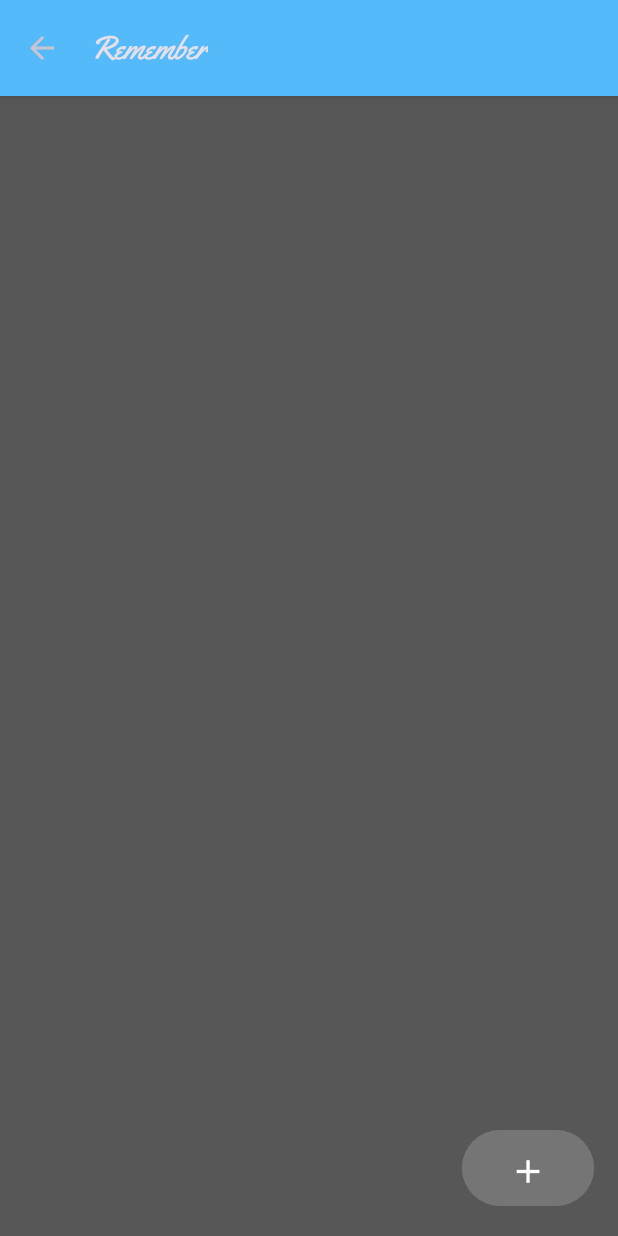
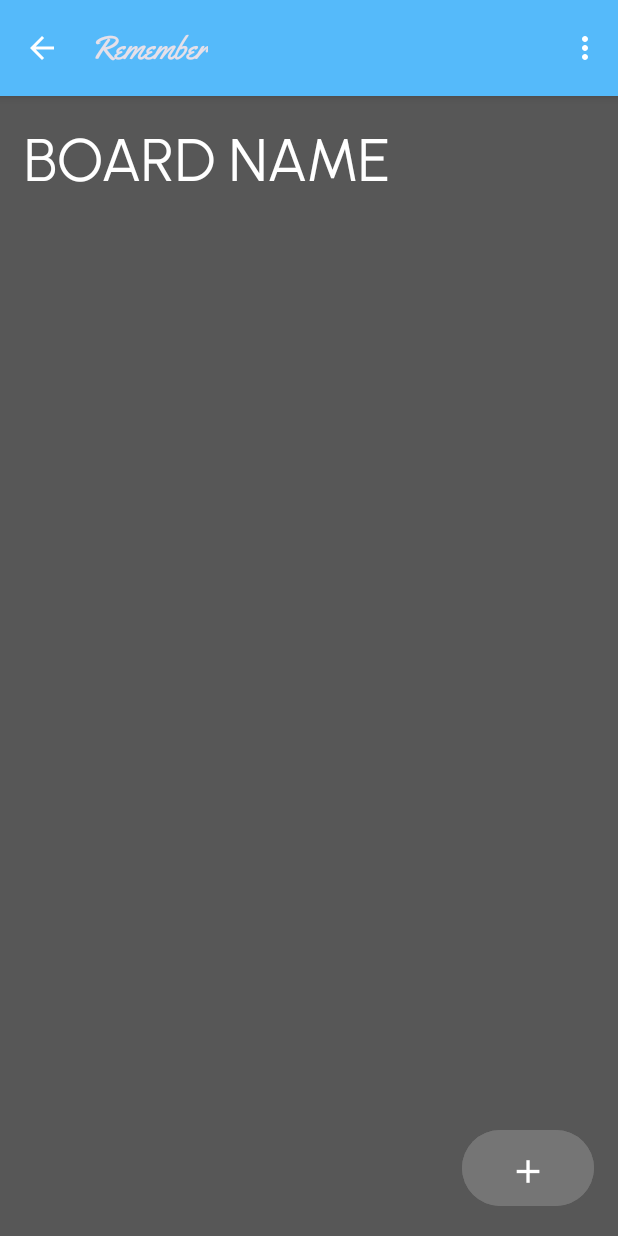
Before and after one commit to miloszkryzia1/android-remember-app, an Android app: the BoardActivity screen opened directly, with no data from a screen before it, on a phone screen of 412 x 824 dp. Run offline under Robolectric (Android 15) with nearby library versions, the phone set to English and light mode, and no system bars; 3 statements that could not run were skipped.

Commit message:
add dropdown menu with edit labels button to board page

```diff
--- a/app/src/main/java/com/example/trellocloneapp/BoardActivity.kt
+++ b/app/src/main/java/com/example/trellocloneapp/BoardActivity.kt
@@ -4,8 +4,10 @@ import android.content.Intent
 import android.content.res.ColorStateList
 import androidx.appcompat.app.AppCompatActivity
 import android.os.Bundle
+import android.view.Menu
 import android.view.MenuItem
 import android.widget.Button
+import android.widget.PopupMenu
 import android.widget.TextView
 import androidx.recyclerview.widget.LinearLayoutManager
 import androidx.recyclerview.widget.RecyclerView
@@ -30,7 +32,7 @@ class BoardActivity : AppCompatActivity() {
 
         //set board name
         val nameTxtView = findViewById<TextView>(R.id.name)
-        nameTxtView.text = intent.extras?.getString("boardName")
+        nameTxtView.text = board.name
 
         //Get board's task list
         val taskList = board.tasks
@@ -38,30 +40,28 @@ class BoardActivity : AppCompatActivity() {
         //Button func
         val btn = findViewById<Button>(R.id.addTaskButton)
         btn.setOnClickListener {
-            //TODO IMPLEMENT - ADD CREATE NEW TASK SCREEN
+            intent = Intent(this, NewTaskActivity::class.java)
+            intent.putExtra("boardId", board.id) //pass board ID to then retrieve label list
+            startActivity(intent)
         }
 
         val recView = findViewById<RecyclerView>(R.id.tasksRecView)
         recView.layoutManager = LinearLayoutManager(this, LinearLayoutManager.VERTICAL, false)
 
-        //TODO: TEMP LIST FOR TESTING
-        taskList.addAll(
-            listOf(
-                TaskModel("chuj" ,"chuj", LabelModel("testlabel", R.color.white)),
-                TaskModel("chuj" ,"chuj", LabelModel("testlabel", R.color.white)),
-                TaskModel("chuj" ,"chuj", LabelModel("testlabel", R.color.white)),
-                TaskModel("chuj" ,"chuj", LabelModel("testlabel", R.color.white)))
-        )
-
-        recView.adapter = TaskListAdapter(taskList)
+        //TODO: ADD LIST AND ADAPTER FOR TASKS
 
     }
 
     override fun onOptionsItemSelected(item: MenuItem): Boolean {
-        //TODO: ADD MENU TO EDIT LABELS
+        //TODO: ADD MENU ITEM TO EDIT LABELS
 
         intent = Intent(this, BoardsListActivity::class.java)
         startActivity(intent)
+        return true
+    }
+
+    override fun onCreateOptionsMenu(menu: Menu?): Boolean {
+        menuInflater.inflate(R.menu.edit_labels_menu, menu)
         return true
     }
 
--- a/app/src/main/java/com/example/trellocloneapp/MainActivity.kt
+++ b/app/src/main/java/com/example/trellocloneapp/MainActivity.kt
@@ -3,6 +3,7 @@ package com.example.trellocloneapp
 import android.content.Intent
 import androidx.appcompat.app.AppCompatActivity
 import android.os.Bundle
+import android.view.Menu
 import android.view.MenuItem
 import android.widget.Button
 import androidx.appcompat.app.ActionBarDrawerToggle
@@ -74,4 +75,5 @@ class MainActivity : AppCompatActivity() {
         intent.putExtra("previous", "main")
         startActivity(intent)
     }
+
 }
--- a/app/src/main/java/com/example/trellocloneapp/NewBoardActivity.kt
+++ b/app/src/main/java/com/example/trellocloneapp/NewBoardActivity.kt
@@ -52,7 +52,6 @@ class NewBoardActivity : AppCompatActivity() {
     }
 
     private fun cancelButtonPressed() {
-        //TODO: ADD MORE PAGES TO GO BACK TO AS NEEDED
         when (intent.extras?.getString("previous")) {
             "main" -> {
                 intent = Intent(this, MainActivity::class.java)
@@ -96,7 +95,6 @@ class NewBoardActivity : AppCompatActivity() {
     }
 
     override fun onOptionsItemSelected(item: MenuItem): Boolean {
-        //TODO: ADD MORE PAGES TO GO BACK TO AS NEEDED
         when (intent.extras?.getString("previous")) {
             "main" -> {
                 intent = Intent(this, MainActivity::class.java)
--- a/app/src/main/java/com/example/trellocloneapp/NewTaskActivity.kt
+++ b/app/src/main/java/com/example/trellocloneapp/NewTaskActivity.kt
@@ -1,11 +1,39 @@
 package com.example.trellocloneapp
 
+import android.content.Intent
 import androidx.appcompat.app.AppCompatActivity
 import android.os.Bundle
+import android.view.MenuItem
+import android.widget.Button
+import com.example.trellocloneapp.models.BoardModel
 
 class NewTaskActivity : AppCompatActivity() {
+
+    var board: BoardModel? = null
     override fun onCreate(savedInstanceState: Bundle?) {
         super.onCreate(savedInstanceState)
         setContentView(R.layout.activity_new_task)
+
+        supportActionBar?.setDisplayHomeAsUpEnabled(true)
+
+        //TODO: ADD ALL LOGIC
+
+        //GET BOARD
+        board = MainActivity.boardList.find { it.id == intent.extras?.getInt("boardId") }
+
+        //cancel button func
+        val cancelBtn = findViewById<Button>(R.id.cancelButton)
+        cancelBtn.setOnClickListener{
+            intent = Intent(this, BoardActivity::class.java)
+            intent.putExtra("boardId", board?.id)
+            startActivity(intent)
+        }
+    }
+
+    override fun onOptionsItemSelected(item: MenuItem): Boolean {
+        intent = Intent(this, BoardActivity::class.java)
+        intent.putExtra("boardId", board?.id)
+        startActivity(intent)
+        return true
     }
 }
--- /dev/null
+++ b/app/src/main/res/drawable/arrow_back.xml
@@ -0,0 +1,5 @@
+<vector android:autoMirrored="true" android:height="24dp"
+    android:tint="#FFFFFF" android:viewportHeight="24"
+    android:viewportWidth="24" android:width="24dp" xmlns:android="http://schemas.android.com/apk/res/android">
+    <path android:fillColor="@android:color/white" android:pathData="M20,11H7.83l5.59,-5.59L12,4l-8,8 8,8 1.41,-1.41L7.83,13H20v-2z"/>
+</vector>
--- a/app/src/main/res/layout/activity_new_task.xml
+++ b/app/src/main/res/layout/activity_new_task.xml
@@ -50,7 +50,7 @@
         app:layout_constraintStart_toStartOf="@+id/editTextTaskName"
         app:layout_constraintTop_toBottomOf="@+id/editTextTaskName" />
 
-    <!-- TODO: FORMAT SPINNER -->
+    <!-- TODO: FORMAT SPINNER, ADD ADAPTER -->
     <Spinner
         android:id="@+id/labelPickerSpinner"
         android:layout_width="wrap_content"
--- /dev/null
+++ b/app/src/main/res/menu/edit_labels_menu.xml
@@ -0,0 +1,5 @@
+<?xml version="1.0" encoding="utf-8"?>
+<menu xmlns:android="http://schemas.android.com/apk/res/android">
+    <item android:title="Edit Labels"
+        android:id="@+id/editLblsItem"/>
+</menu>
--- a/app/src/main/res/values/board_page_themes.xml
+++ b/app/src/main/res/values/board_page_themes.xml
@@ -1,69 +1,49 @@
 <?xml version="1.0" encoding="utf-8"?>
 <resources>
 
-    <style name="BoardPageTheme1" parent="Base.Theme.TrelloCloneApp">
+    <style name="BoardPageTheme1" parent="Theme.TrelloCloneApp">
         <item name="actionBarTheme">@style/customActionBarTheme1</item>
         <item name="android:statusBarColor">@color/brdColor1</item>
-        <item name="titleTextColor">@color/white</item>
-        <item name="drawerArrowStyle">@style/drawerArrowStyleWhite</item>
     </style>
 
-    <style name="BoardPageTheme2" parent="Base.Theme.TrelloCloneApp">
+    <style name="BoardPageTheme2" parent="Theme.TrelloCloneApp">
         <item name="actionBarTheme">@style/customActionBarTheme2</item>
         <item name="android:statusBarColor">@color/brdColor2</item>
-        <item name="titleTextColor">@color/brdColor2</item>
-        <item name="drawerArrowStyle">@style/drawerArrowStyleWhite</item>
     </style>
 
-    <style name="BoardPageTheme3" parent="Base.Theme.TrelloCloneApp">
+    <style name="BoardPageTheme3" parent="Theme.TrelloCloneApp">
         <item name="actionBarTheme">@style/customActionBarTheme3</item>
         <item name="android:statusBarColor">@color/brdColor3</item>
-        <item name="titleTextColor">@color/white</item>
-        <item name="drawerArrowStyle">@style/drawerArrowStyleWhite</item>
     </style>
 
-    <style name="BoardPageTheme4" parent="Base.Theme.TrelloCloneApp">
+    <style name="BoardPageTheme4" parent="Theme.TrelloCloneApp">
         <item name="actionBarTheme">@style/customActionBarTheme4</item>
         <item name="android:statusBarColor">@color/brdColor4</item>
-        <item name="titleTextColor">@color/white</item>
-        <item name="drawerArrowStyle">@style/drawerArrowStyleWhite</item>
     </style>
 
-    <style name="BoardPageTheme5" parent="Base.Theme.TrelloCloneApp">
+    <style name="BoardPageTheme5" parent="Theme.TrelloCloneApp">
         <item name="actionBarTheme">@style/customActionBarTheme5</item>
         <item name="android:statusBarColor">@color/brdColor5</item>
-        <item name="titleTextColor">@color/white</item>
-        <item name="drawerArrowStyle">@style/drawerArrowStyleWhite</item>
     </style>
 
-    <style name="customActionBarTheme1">
+    <style name="customActionBarTheme1" parent="customActionBarTheme">
         <item name="android:background">@color/brdColor1</item>
-        <item name="android:textColorPrimary">@color/black</item>
-        <item name="fontFamily">@font/yellowtail</item>
     </style>
 
-    <style name="customActionBarTheme2">
+    <style name="customActionBarTheme2" parent="customActionBarTheme">
         <item name="android:background">@color/brdColor2</item>
-        <item name="android:textColorPrimary">@color/black</item>
-        <item name="fontFamily">@font/yellowtail</item>
     </style>
 
-    <style name="customActionBarTheme3">
+    <style name="customActionBarTheme3" parent="customActionBarTheme">
         <item name="android:background">@color/brdColor3</item>
-        <item name="android:textColorPrimary">@color/black</item>
-        <item name="fontFamily">@font/yellowtail</item>
     </style>
 
-    <style name="customActionBarTheme4">
+    <style name="customActionBarTheme4" parent="customActionBarTheme">
         <item name="android:background">@color/brdColor4</item>
-        <item name="android:textColorPrimary">@color/black</item>
-        <item name="fontFamily">@font/yellowtail</item>
     </style>
 
-    <style name="customActionBarTheme5">
+    <style name="customActionBarTheme5" parent="customActionBarTheme">
         <item name="android:background">@color/brdColor5</item>
-        <item name="android:textColorPrimary">@color/black</item>
-        <item name="fontFamily">@font/yellowtail</item>
     </style>
 
 </resources>
--- a/app/src/main/res/values/themes.xml
+++ b/app/src/main/res/values/themes.xml
@@ -7,10 +7,13 @@
 
     <style name="Theme.TrelloCloneApp" parent="Base.Theme.TrelloCloneApp">
         <item name="actionBarTheme">@style/customActionBarTheme</item>
+        <item name="actionBarPopupTheme">@style/customPopupTheme</item>
         <item name="android:statusBarColor">@color/primary</item>
         <item name="titleTextColor">@color/white</item>
         <item name="drawerArrowStyle">@style/drawerArrowStyleWhite</item>
         <item name="title">Remember</item>
+        <item name="homeAsUpIndicator">@drawable/arrow_back</item>
+        <item name="actionOverflowButtonStyle">@style/optionsMenuIconStyle</item>
     </style>
 
     <style name="customActionBarTheme">
@@ -28,6 +31,15 @@
         <item name="color">@color/white</item>
     </style>
 
-    <!--TODO: CHANGE BACK ARROW COLOR TO WHITE -->
+    <style name="customPopupTheme" parent="ThemeOverlay.MaterialComponents.Dark">
+        <item name="android:textColor">@color/white</item>
+        <item name="android:backgroundTint">@color/second_bg</item>
+        <item name="fontFamily">@font/urbanist</item>
+        <item name="android:layout_marginTop">0dp</item>
+        <item name="android:layout_marginBottom">0dp</item>
+    </style>
 
+    <style name="optionsMenuIconStyle" parent="Widget.AppCompat.ActionButton.Overflow">
+        <item name="android:tint">@color/white</item>
+    </style>
 </resources>
```
